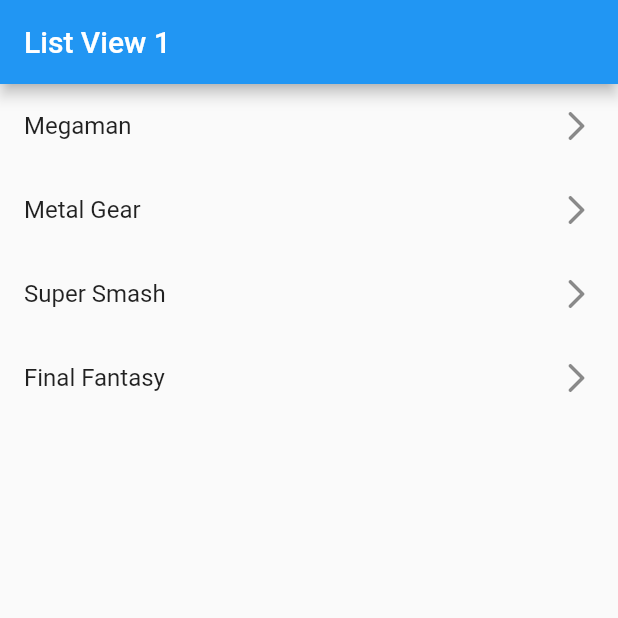
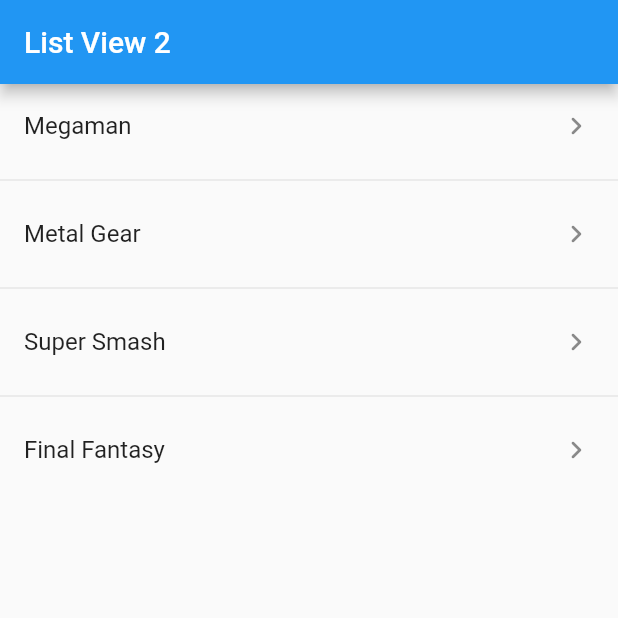
Before and after one commit to frannasich/Flutter-Components-App, a Flutter app: the screen it shows after launch, on a phone screen of 412 x 824 dp, the top half of it. Run offline on Flutter 3.47's test engine with Material 2 defaults, Android fonts, the light colour scheme and no system bars.

Commit message:
added new list view 2

```diff
--- a/lib/main.dart
+++ b/lib/main.dart
@@ -1,5 +1,5 @@
 import 'package:flutter/material.dart';
-import 'package:flutter_components_app/screens/list_view1.dart';
+import 'package:flutter_components_app/screens/list_view2.dart';
 
 void main() => runApp(const MyApp());
 
@@ -11,7 +11,7 @@
     return const MaterialApp(
       title: 'Material App',
       debugShowCheckedModeBanner: false,
-      home: ListView1Screen(),
+      home: ListView2Screen()
     );
   }
 }
--- /dev/null
+++ b/lib/screens/list_view2.dart
@@ -0,0 +1,27 @@
+import 'package:flutter/material.dart';
+
+class ListView2Screen extends StatelessWidget {
+  final options = const [
+    'Megaman',
+    'Metal Gear',
+    'Super Smash',
+    'Final Fantasy'
+  ];
+
+  const ListView2Screen({Key? key}) : super(key: key);
+
+  @override
+  Widget build(BuildContext context) {
+    return Scaffold(
+        appBar: AppBar(
+          title: const Text('List View 2'),
+        ),
+        body: ListView.separated(
+            itemBuilder: (context, index) => ListTile(
+                  title: Text(options[index]),
+                  trailing: const Icon(Icons.keyboard_arrow_right_rounded),
+                ),
+            separatorBuilder: (_, __) => const Divider(),
+            itemCount: options.length));
+  }
+}
```
